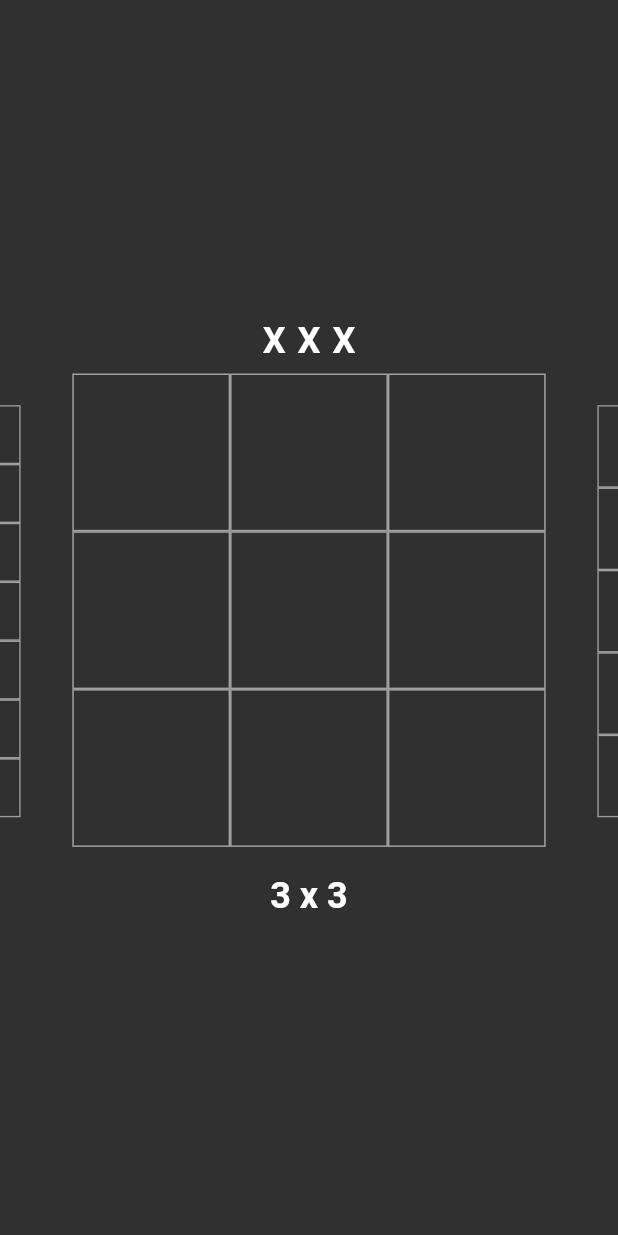
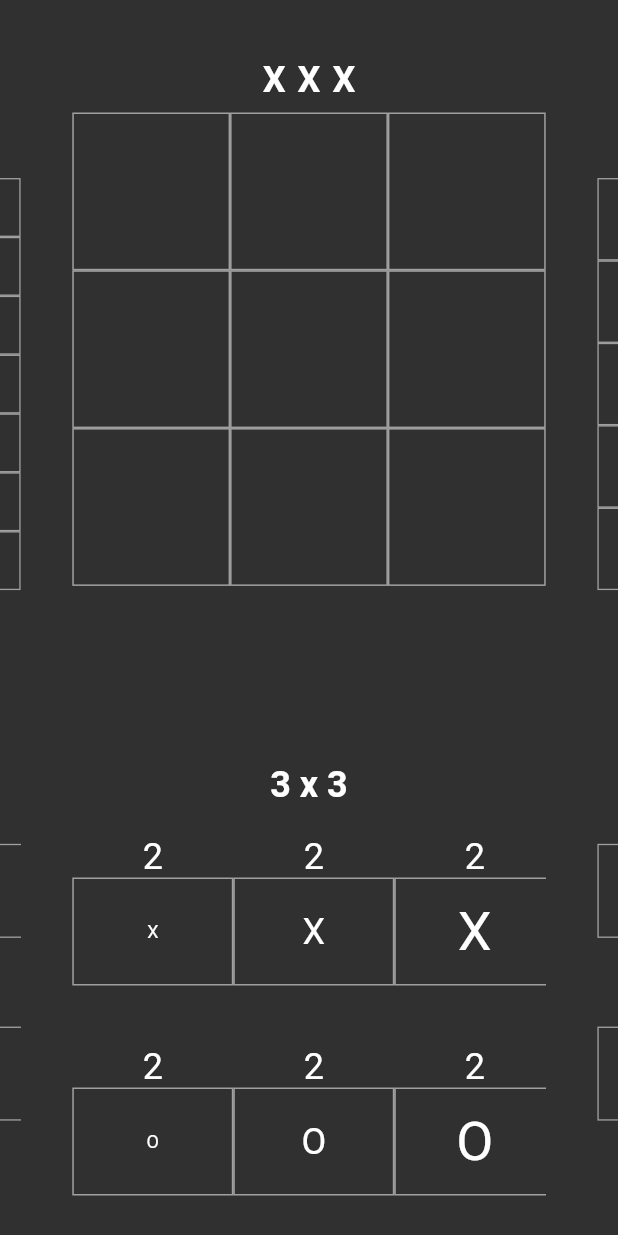
Before and after one commit to Marcel9494/MatrjoschkaTicTacToe, a Flutter app: the SinglePlayerGameSelectionScreen screen opened by its route, on a phone screen of 412 x 824 dp. Run offline on Flutter 3.47's test engine with Material 2 defaults, Android fonts, the phone set to English and light mode, and no system bars; drawn by our look-alikes of carousel_slider.

Commit message:
Spielfiguren anzeigen
- Die Spielfiguren werden für jedes Spiel unterhalb des Spielbretts bei der Spielauswahl dem Spieler angezeigt.

```diff
--- a/lib/screens/single_player_game_selection_screen.dart
+++ b/lib/screens/single_player_game_selection_screen.dart
@@ -3,6 +3,8 @@ import 'package:flutter/material.dart';
 import 'dart:math';
 
 import 'package:carousel_slider/carousel_slider.dart';
+
+import '/widgets/lists/game_piece_list.dart';
 
 import '/models/game_model.dart';
 import '/models/screen_arguments/game_screen_arguments.dart';
@@ -21,8 +23,8 @@ class _SinglePlayerGameSelectionScreenState extends State<SinglePlayerGameSelect
     Game(
       winSerie: 3,
       fieldMulti: 3,
-      playerOneGamePieceLvl: [1, 1, 3, 3, 5, 5],
-      playerTwoGamePieceLvl: [1, 1, 3, 3, 5, 5],
+      playerOneGamePieceLvl: [1, 1, 2, 2, 3, 3],
+      playerTwoGamePieceLvl: [1, 1, 2, 2, 3, 3],
     ),
     Game(
       winSerie: 4,
@@ -60,6 +62,7 @@ class _SinglePlayerGameSelectionScreenState extends State<SinglePlayerGameSelect
         body: Center(
           child: CarouselSlider(
             options: CarouselOptions(
+              height: MediaQuery.of(context).size.height,
               aspectRatio: 1.0,
               enlargeCenterPage: true,
             ),
@@ -77,7 +80,7 @@ class _SinglePlayerGameSelectionScreenState extends State<SinglePlayerGameSelect
                               for (int i = 0; i < gameItem.winSeries; i++)
                                 const Center(
                                   child: Padding(
-                                    padding: EdgeInsets.only(left: 4.0, right: 4.0, bottom: 8.0),
+                                    padding: EdgeInsets.only(left: 4.0, right: 4.0, top: 32.0, bottom: 8.0),
                                     child: Text(
                                       'X',
                                       style: TextStyle(
@@ -104,8 +107,9 @@ class _SinglePlayerGameSelectionScreenState extends State<SinglePlayerGameSelect
                               ],
                             ),
                           ),
-                          Center(
-                            child: Text(
+                          Column(
+                            children: [
+                              Text(
                                 '${gameItem.fieldMultiplier} x ${gameItem.fieldMultiplier}',
                                 style: const TextStyle(
                                   color: Colors.white,
@@ -113,6 +117,19 @@ class _SinglePlayerGameSelectionScreenState extends State<SinglePlayerGameSelect
                                   fontWeight: FontWeight.bold,
                                 ),
                               ),
+                              GamePieceList(
+                                gamePieceList: gameItem.playerOneGamePieces,
+                                activePlayer: false,
+                                levelMap: gameItem.playerOneLevelMap,
+                                gamePieceWidthOffset: 30,
+                              ),
+                              GamePieceList(
+                                gamePieceList: gameItem.playerTwoGamePieces,
+                                activePlayer: false,
+                                levelMap: gameItem.playerTwoLevelMap,
+                                gamePieceWidthOffset: 30,
+                              ),
+                            ],
                           ),
                         ],
                       ),
--- a/lib/widgets/lists/game_piece_list.dart
+++ b/lib/widgets/lists/game_piece_list.dart
@@ -7,12 +7,14 @@ class GamePieceList extends StatefulWidget {
   final List<GamePiece> gamePieceList;
   final bool activePlayer;
   final Map levelMap;
+  final int gamePieceWidthOffset;
 
   const GamePieceList({
     Key? key,
     required this.gamePieceList,
     required this.activePlayer,
     required this.levelMap,
+    this.gamePieceWidthOffset = 0,
   }) : super(key: key);
 
   @override
@@ -49,7 +51,8 @@ class _GamePieceListState extends State<GamePieceList> {
                 ),
                 GamePieceFieldComponent(
                   gamePiece: widget.gamePieceList[i],
-                  gamePieceWidth: MediaQuery.of(context).size.width / widget.levelMap.length,
+                  gamePieceWidth:
+                      MediaQuery.of(context).size.width / widget.levelMap.length - widget.gamePieceWidthOffset,
                   activePlayer: widget.activePlayer,
                   levelSize: widget.levelMap.keys.elementAt(i),
                   onTap: () => selectField(i),
```
Lines whose indentation alone changed are shown as unchanged.
